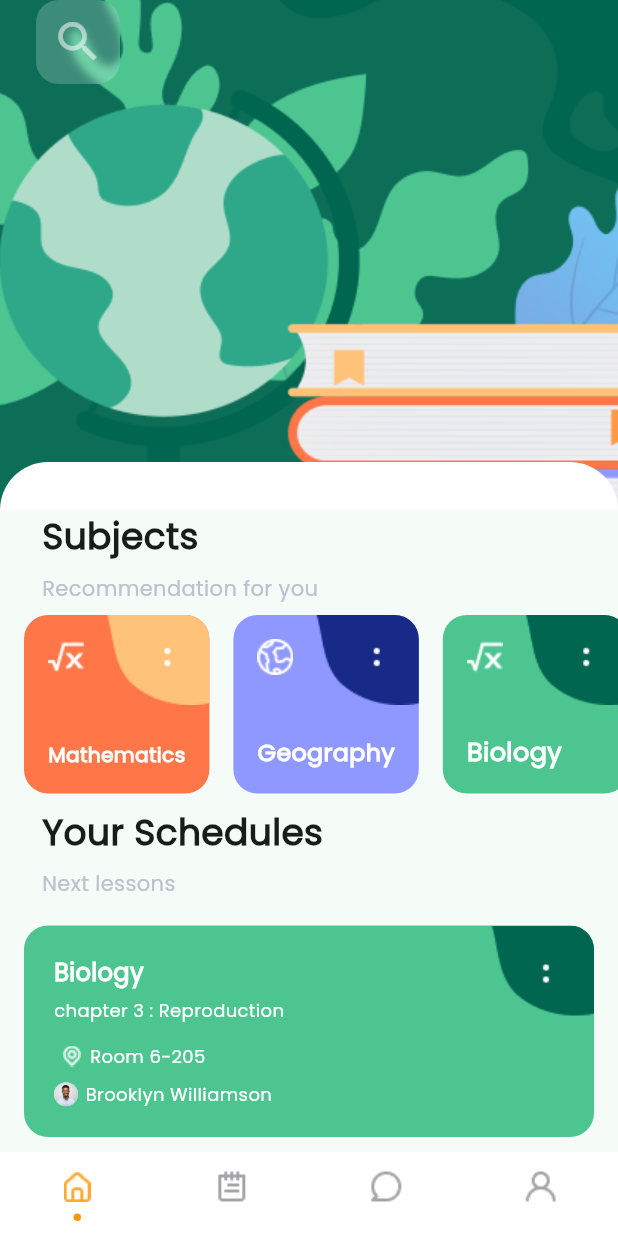
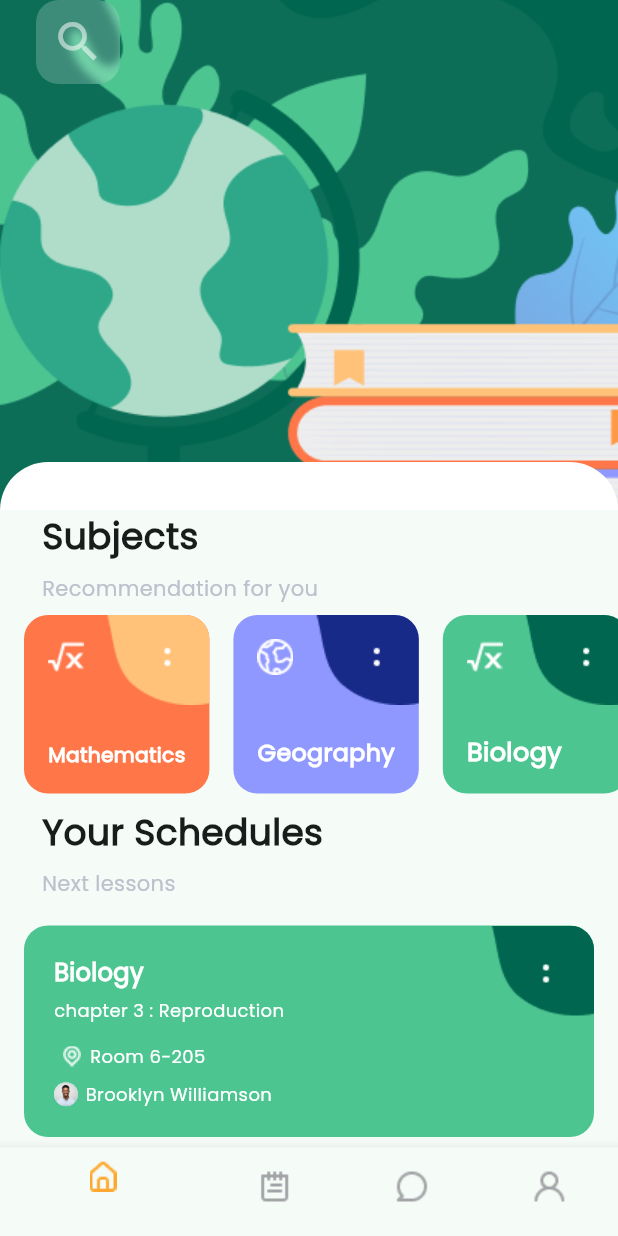
Before and after one commit to chandan-droid/skill_week_0, a Flutter app: the screen it shows after launch, scrolled down 72 dp, on a phone screen of 412 x 824 dp. Run offline on Flutter 3.47's test engine with Material 3 defaults, Android fonts, the phone set to English and light mode, and no system bars; drawn by our look-alikes of persistent_bottom_nav_bar; our stand-ins replace easy_date_timeline, get, timeline_tile; missing offline and left inert: window_manager, window_size; network calls fail.

Commit message:
week 3 commit

```diff
--- /dev/null
+++ b/lib/controllers/home_page_controller.dart
@@ -0,0 +1,5 @@
+import 'package:get/get.dart';
+
+class HomePageController extends GetxController{
+
+}
--- /dev/null
+++ b/lib/controllers/layout_controller.dart
@@ -0,0 +1,9 @@
+import 'package:get/get.dart';
+
+class LayoutController extends GetxController{
+    var tabIndex = 0;
+    void changeTabIndex(int index){
+      tabIndex = index;
+      update();
+    }
+}
--- a/lib/main.dart
+++ b/lib/main.dart
@@ -1,7 +1,7 @@
 import 'dart:io';
-
 import 'package:flutter/material.dart';
 import 'package:get/get_navigation/get_navigation.dart';
+import 'package:skill_week_0/bindings/layout_binding.dart';
 import 'package:window_size/window_size.dart';
 import 'package:window_manager/window_manager.dart';
 import 'mobile_layout.dart';
@@ -13,27 +13,30 @@ void main() async{
   if (Platform.isWindows || Platform.isLinux || Platform.isMacOS) {
     setWindowTitle('My App');
     setWindowMaxSize(const Size(5000, 1000));
-    setWindowMinSize(const Size(750, 500));
+    setWindowMinSize(const Size(750, 1000));
   }
-  runApp(const GetMaterialApp(home: MyApp()));
+  runApp(const MyApp());
 }
 
 class MyApp extends StatelessWidget {
   const MyApp({super.key});
 
-  // This widget is the root of your application.
+
   @override
   Widget build(BuildContext context) {
-
-    return MaterialApp(
+    return GetMaterialApp(
       debugShowCheckedModeBanner: false,
       title: 'Skill++ week 0',
       theme: ThemeData(
-
         colorScheme: ColorScheme.fromSeed(seedColor: const Color(0xff00664F)),
         useMaterial3: true,
       ),
-      home: const Layout(title: 'Flutter Demo Home Page'),
+      initialRoute:"/",
+      getPages: [
+        GetPage(name: "/", page: ()=> const Layout(),
+          binding: LayoutBinding()
+        )
+      ],
     );
   }
 }
--- a/lib/mobile_layout.dart
+++ b/lib/mobile_layout.dart
@@ -1,57 +1,49 @@
 import 'package:flutter/cupertino.dart';
 import 'package:flutter/material.dart';
-import 'package:persistent_bottom_nav_bar/persistent_bottom_nav_bar.dart';
+import 'package:get/get.dart';
 import 'package:skill_week_0/tabs/calender_page.dart';
 import 'package:skill_week_0/tabs/home_page.dart';
 
+import 'controllers/layout_controller.dart';
+
 class Layout extends StatefulWidget {
-  const Layout({super.key, required this.title});
-
-  final String title;
-
+  const Layout({super.key});
   @override
   State<Layout> createState() => _LayoutState();
 }
 
-class _LayoutState extends State<Layout> {
-  final List<Widget> _pages = [
-    HomePage(),
-    CalendarPage(date: '24'),
-    CalendarPage(date: '24'),
-    CalendarPage(date: '24')
+ class _LayoutState extends State<Layout> {
 
-  ];
-   List<PersistentBottomNavBarItem> _navBarItems() {
-    return [
-      PersistentBottomNavBarItem(icon: const ImageIcon(AssetImage("lib/assets/icons/Home.png")),activeColorPrimary: CupertinoColors.activeOrange,inactiveColorPrimary: CupertinoColors.systemGrey),
-      PersistentBottomNavBarItem(icon: const ImageIcon(AssetImage("lib/assets/icons/Calender.png")),activeColorPrimary: CupertinoColors.activeOrange,inactiveColorPrimary: CupertinoColors.systemGrey),
-      PersistentBottomNavBarItem(icon: const ImageIcon(AssetImage("lib/assets/icons/Comment.png")),activeColorPrimary: CupertinoColors.activeOrange,inactiveColorPrimary: CupertinoColors.systemGrey),
-      PersistentBottomNavBarItem(icon: const ImageIcon(AssetImage("lib/assets/icons/Profile.png")),activeColorPrimary: CupertinoColors.activeOrange,inactiveColorPrimary: CupertinoColors.systemGrey)
+   final List<BottomNavigationBarItem> _navBarItems =
+     [
+      const BottomNavigationBarItem(label:"",icon: ImageIcon(AssetImage("lib/assets/icons/Home.png")),),
+      const BottomNavigationBarItem(label:"",icon: ImageIcon(AssetImage("lib/assets/icons/Calender.png")),),
+      const BottomNavigationBarItem(label:"",icon: ImageIcon(AssetImage("lib/assets/icons/Comment.png")),),
+      const BottomNavigationBarItem(label:"",icon: ImageIcon(AssetImage("lib/assets/icons/Profile.png")),)
     ];
-}
-  final PersistentTabController _controller = PersistentTabController(initialIndex: 0);
-
   @override
   Widget build(BuildContext context) {
-    double screenWidth = MediaQuery.of(context ).size.width;
-    //print(screenWidth);
-    double screenHeight = MediaQuery.of(context).size.height;
-    //print(screenHeight);
-
-    return Scaffold(
-      body: PersistentTabView(
-                context,
-                controller: _controller,
-                items: _navBarItems(),
-                screens: _pages,
-                confineToSafeArea: true,
-                handleAndroidBackButtonPress: true,
-                resizeToAvoidBottomInset: true,
-                hideNavigationBarWhenKeyboardAppears: true,
-                stateManagement: true,
-                navBarStyle: NavBarStyle.style5,
-                backgroundColor: Colors.white,
-              ),
+    return GetBuilder<LayoutController>(
+        builder: (controller){
+          return Scaffold(
+            body:IndexedStack(
+              index: controller.tabIndex,
+              children: [
+                HomePage(),
+                 CalendarPage(),
+                 CalendarPage(),
+                 CalendarPage()
+              ],
+            ),
+            bottomNavigationBar: BottomNavigationBar(
+              items: _navBarItems,
+              currentIndex: controller.tabIndex,
+              onTap: controller.changeTabIndex,
+              selectedItemColor: CupertinoColors.activeOrange,
+              unselectedItemColor: CupertinoColors.systemGrey ,
+            ),
+          );
+        }
     );
   }
 }
```
Also changed, not shown: lib/bindings/layout_binding.dart (added, +14 -0 lines), lib/controllers/Calender_page_controller.dart (added, +34 -0 lines), lib/model.dart (+26 -15 lines), lib/tabs/calender_page.dart (+10 -65 lines), pubspec.lock.
